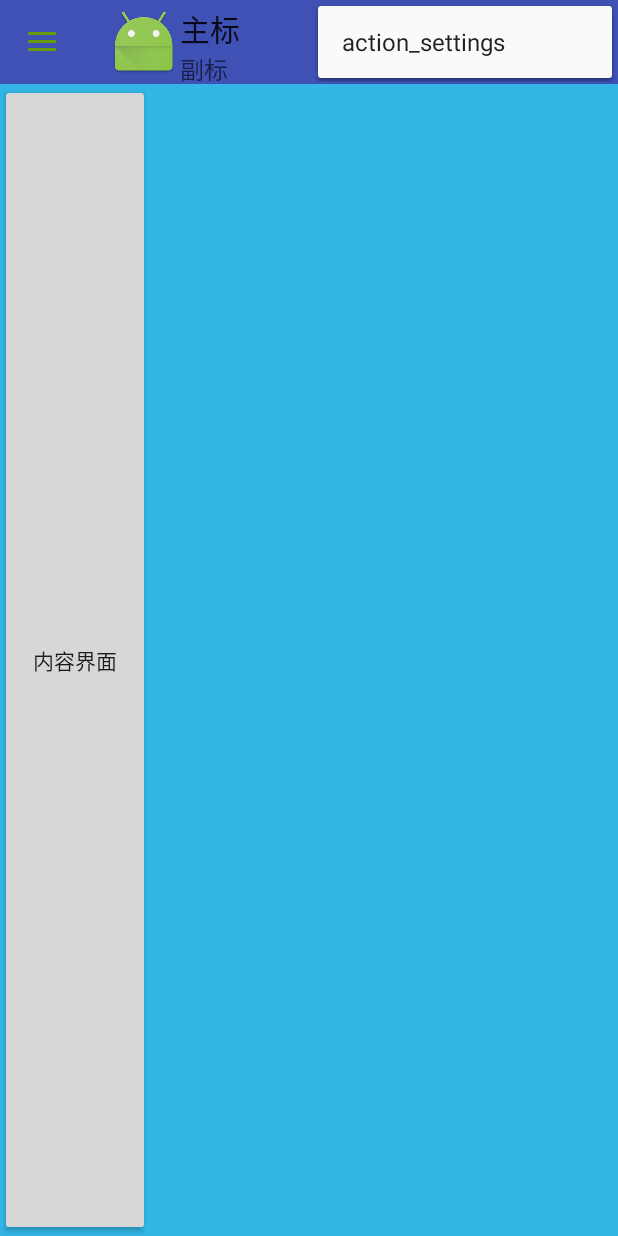
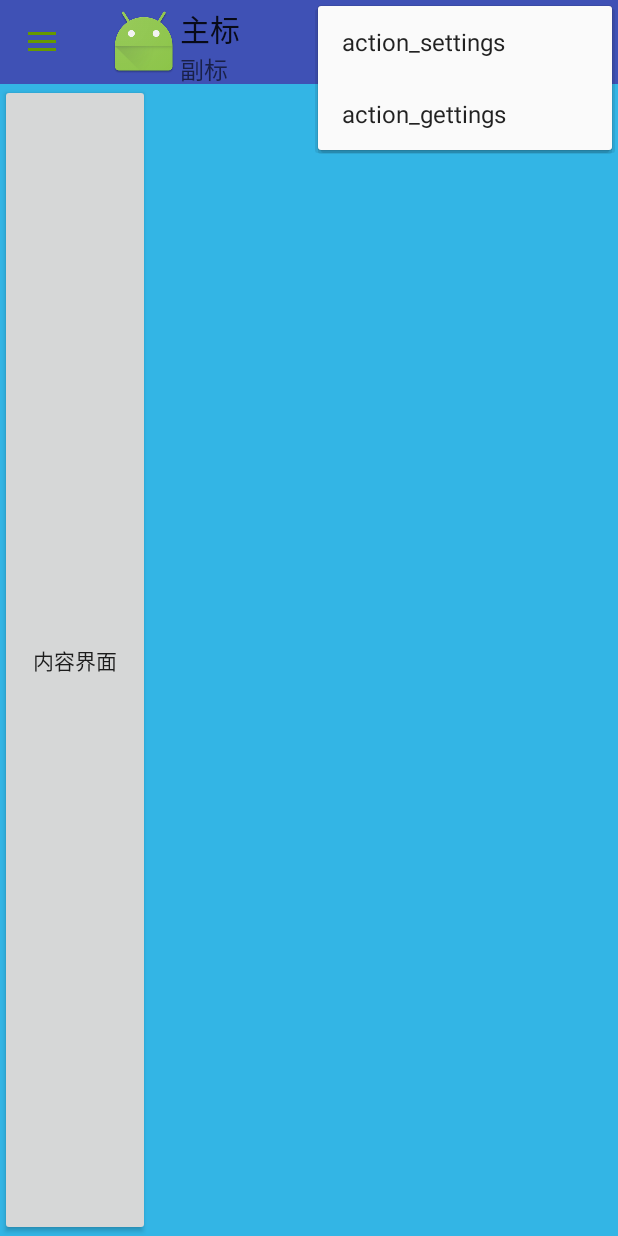
Before and after one commit to jueasy/TestDemo, an Android app: the screen it shows after launch (MainActivity), with the options menu open, on a phone screen of 412 x 824 dp. Run offline under Robolectric (Android 15) with nearby library versions, the phone set to English and light mode, and no system bars.

Commit message:
first commit 1.0.0.1

```diff
--- a/app/src/main/java/pei/yc/test/MainActivity.java
+++ b/app/src/main/java/pei/yc/test/MainActivity.java
@@ -56,6 +56,9 @@ public class MainActivity extends AppCompatActivity {
                     case R.id.action_settings:
                         Toast.makeText(MainActivity.this,"action setting",Toast.LENGTH_LONG).show();
                         break;
+                    case R.id.action_gettings:
+                        Toast.makeText(MainActivity.this,"action getting",Toast.LENGTH_LONG).show();
+                        break;
                     default:
                         break;
                 }
--- a/app/src/main/res/menu/menu_main.xml
+++ b/app/src/main/res/menu/menu_main.xml
@@ -20,5 +20,10 @@
         android:orderInCategory="100"
         android:title="action_settings"
         app:showAsAction="never"/>
+    <item
+        android:id="@+id/action_gettings"
+        android:orderInCategory="100"
+        android:title="action_gettings"
+        app:showAsAction="never"/>
 
 </menu>
```
